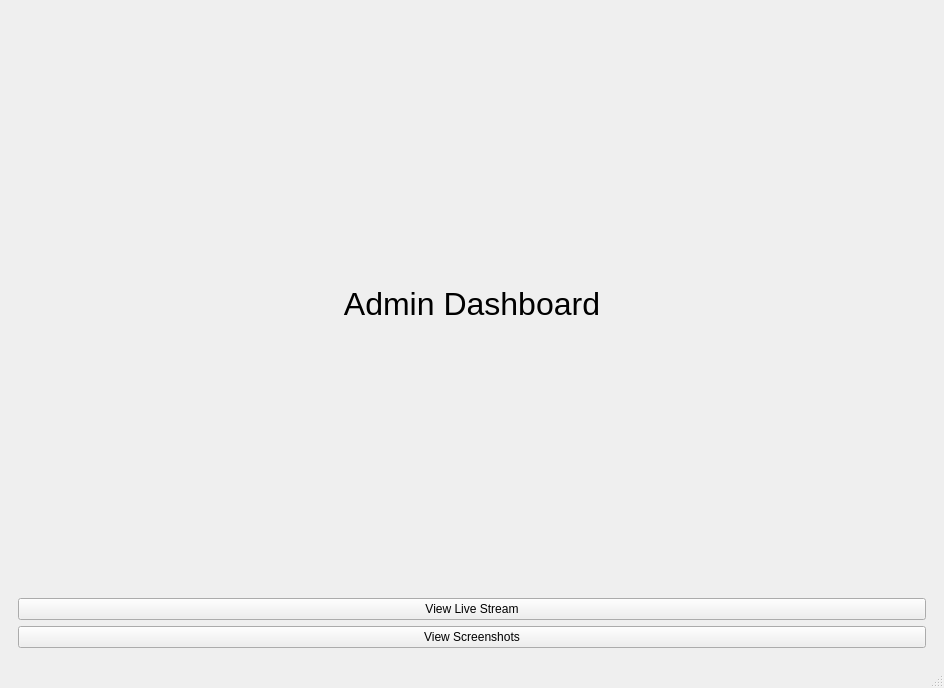
Old version of the form qt_interface.ui in the repository Callum-Irving/mask-detector.
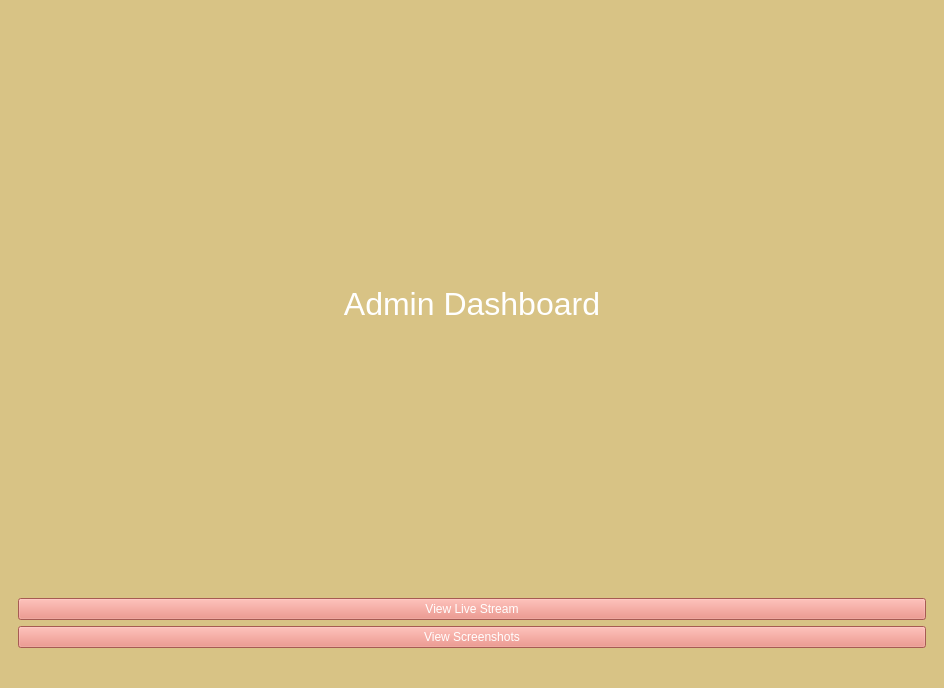
New version of the form. The open tabs and pages were chosen to show the change.

Commit message: added background colours to push buttons (saved)

```diff
--- a/qt_interface.ui
+++ b/qt_interface.ui
@@ -19,6 +19,10 @@
   <property name="layoutDirection">
    <enum>Qt::LeftToRight</enum>
   </property>
+  <property name="styleSheet">
+   <string notr="true">background-color: rgb(216, 195, 133);
+</string>
+  </property>
   <widget class="QWidget" name="centralwidget">
    <layout class="QVBoxLayout" name="verticalLayout">
     <item>
@@ -109,8 +113,11 @@
        <layout class="QVBoxLayout" name="verticalLayout_3">
         <item>
          <widget class="QLabel" name="label_2">
+          <property name="styleSheet">
+           <string notr="true">*{background colour: rgb(17, 100, 102)}</string>
+          </property>
           <property name="text">
-           <string>&lt;html&gt;&lt;head/&gt;&lt;body&gt;&lt;p align=&quot;center&quot;&gt;&lt;span style=&quot; font-size:24pt;&quot;&gt;Admin Dashboard&lt;/span&gt;&lt;/p&gt;&lt;/body&gt;&lt;/html&gt;</string>
+           <string>&lt;html&gt;&lt;head/&gt;&lt;body&gt;&lt;p align=&quot;center&quot;&gt;&lt;span style=&quot; font-size:24pt; color:#ffffff;&quot;&gt;Admin Dashboard&lt;/span&gt;&lt;/p&gt;&lt;/body&gt;&lt;/html&gt;</string>
           </property>
          </widget>
         </item>
@@ -119,6 +126,11 @@
           <property name="autoFillBackground">
            <bool>false</bool>
           </property>
+          <property name="styleSheet">
+           <string notr="true">background-color: rgb(233, 128, 116);
+border-color: rgb(255, 255, 255);
+color: rgb(255, 255, 255);</string>
+          </property>
           <property name="text">
            <string>View Live Stream</string>
           </property>
@@ -126,6 +138,11 @@
         </item>
         <item>
          <widget class="QPushButton" name="pushButton_3">
+          <property name="styleSheet">
+           <string notr="true">background-color: rgb(233, 128, 116);
+border-color: rgb(255, 255, 255);
+color: rgb(255, 255, 255);</string>
+          </property>
           <property name="text">
            <string>View Screenshots</string>
           </property>
```
Left out of the diff: 14 changed lines with no effect on the pictures.
